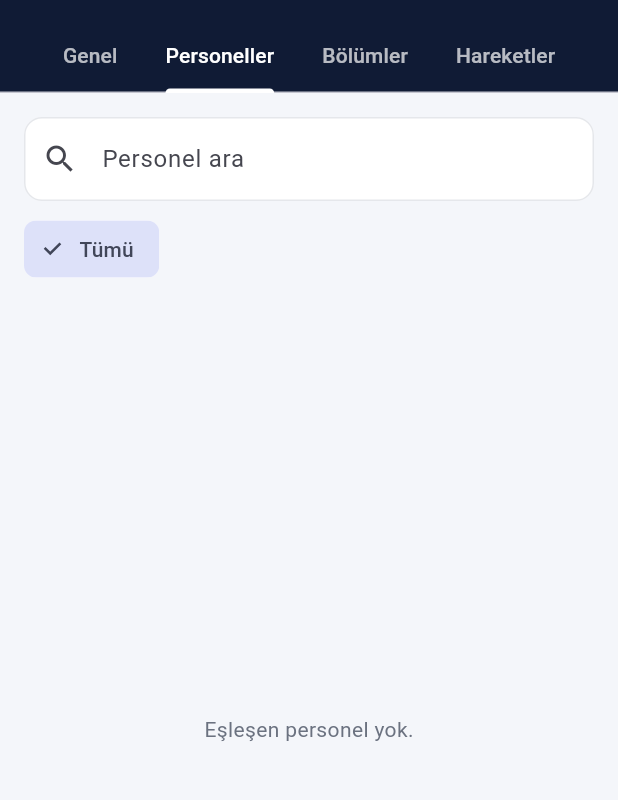
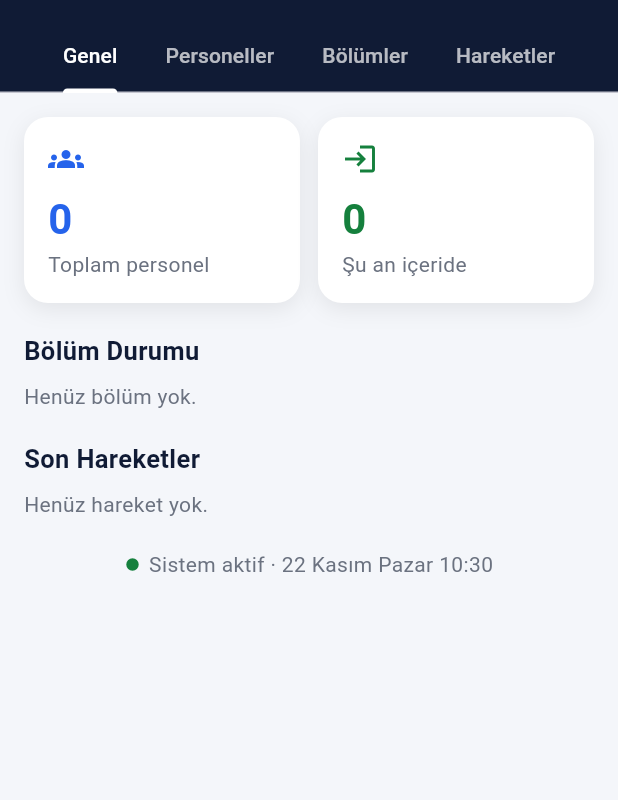
Before and after one commit to EgeArik/WorkFlow, a Flutter app: the YonetimEkrani screen opened directly, on a phone screen of 412 x 824 dp, the part 63-863 px from its top. Run offline on Flutter 3.47's test engine with Material 3 defaults, Android fonts, the phone set to English and light mode, and no system bars; our stand-ins replace cloud_firestore, firebase_auth, firebase_core, pdf, printing, qr_flutter; missing offline and left inert: mobile_scanner; accounts and stored records are empty.

Commit message:
Gün 6: Yönetim Genel (özet, bölüm durumu, son hareketler) ve Hareketler (personel, dönem filtresi, çalışma süresi), rapor planı düzenlendi.

```diff
--- /dev/null
+++ b/lib/ekranlar/yonetim/genel_ekrani.dart
@@ -0,0 +1,296 @@
+import 'dart:async';
+
+import 'package:flutter/material.dart';
+
+import '../../modeller/bolum.dart';
+import '../../modeller/hareket.dart';
+import '../../modeller/kullanici.dart';
+import '../../servisler/bolum_servisi.dart';
+import '../../servisler/veri_servisi.dart';
+import '../../tema.dart';
+import '../../widgetlar/hareket_zaman_cizelgesi.dart';
+import '../../widgetlar/rozet.dart';
+import '../../yardimcilar/zaman_bicimi.dart';
+
+// Yönetim > Genel: kurumun anlık özeti.
+// Toplam / içerideki personel, bölümlerdeki kişi sayıları (çubuklar), son hareketler.
+class GenelEkrani extends StatefulWidget {
+  const GenelEkrani({super.key});
+
+  @override
+  State<GenelEkrani> createState() => _GenelEkraniState();
+}
+
+class _GenelEkraniState extends State<GenelEkrani> {
+  late final Stream<List<Kullanici>> _kullaniciAkisi = VeriServisi()
+      .tumKullanicilarAkisi();
+  late final Stream<List<Bolum>> _bolumAkisi = BolumServisi().bolumlerAkisi();
+  late final Stream<List<Hareket>> _hareketAkisi = VeriServisi()
+      .sonHareketlerAkisi(adet: 10);
+
+  @override
+  Widget build(BuildContext context) {
+    return ListView(
+      padding: const EdgeInsets.all(16),
+      children: [
+        StreamBuilder<List<Kullanici>>(
+          stream: _kullaniciAkisi,
+          builder: (context, kullaniciSnap) {
+            if (kullaniciSnap.hasError) {
+              return const Text('Personeller yüklenemedi.');
+            }
+            if (!kullaniciSnap.hasData) {
+              return const Center(child: CircularProgressIndicator());
+            }
+            final kullanicilar = kullaniciSnap.data!;
+            final iceride = kullanicilar.where((k) => k.icerideMi).length;
+            return Column(
+              crossAxisAlignment: CrossAxisAlignment.stretch,
+              children: [
+                Row(
+                  children: [
+                    Expanded(
+                      child: _SayiKarti(
+                        baslik: 'Toplam personel',
+                        sayi: kullanicilar.length,
+                        renk: Renkler.mavi,
+                        ikon: Icons.groups,
+                      ),
+                    ),
+                    const SizedBox(width: 12),
+                    Expanded(
+                      child: _SayiKarti(
+                        baslik: 'Şu an içeride',
+                        sayi: iceride,
+                        renk: Renkler.basari,
+                        ikon: Icons.login,
+                      ),
+                    ),
+                  ],
+                ),
+                const SizedBox(height: 20),
+                const _BolumBasligi('Bölüm Durumu'),
+                StreamBuilder<List<Bolum>>(
+                  stream: _bolumAkisi,
+                  builder: (context, bolumSnap) => _bolumCubuklari(
+                    bolumSnap.data ?? const [],
+                    kullanicilar,
+                    iceride,
+                  ),
+                ),
+              ],
+            );
+          },
+        ),
+        const SizedBox(height: 20),
+        const _BolumBasligi('Son Hareketler'),
+        StreamBuilder<List<Hareket>>(
+          stream: _hareketAkisi,
+          builder: (context, snapshot) {
+            if (snapshot.hasError) return const Text('Hareketler yüklenemedi.');
+            final hareketler = snapshot.data ?? const <Hareket>[];
+            if (hareketler.isEmpty) {
+              return const Text(
+                'Henüz hareket yok.',
+                style: TextStyle(color: Renkler.griYazi),
+              );
+            }
+            return Container(
+              decoration: kartDekorasyonu(),
+              child: Column(
+                children: [for (final h in hareketler) _SonHareketSatiri(h)],
+              ),
+            );
+          },
+        ),
+        const SizedBox(height: 20),
+        const _SistemDurumu(),
+      ],
+    );
+  }
+
+  // Her aktif bölüm için yatay çubuk: çubuğun doluluğu = o bölümdeki kişi / içerideki herkes.
+  // Pasif bölümler, içinde hâlâ biri varsa gösterilir.
+  Widget _bolumCubuklari(
+    List<Bolum> bolumler,
+    List<Kullanici> kullanicilar,
+    int iceride,
+  ) {
+    final gosterilecek = <(Bolum, int)>[]; // (bölüm, kişi sayısı) çiftleri
+    for (final b in bolumler) {
+      final sayi = kullanicilar.where((k) => k.suAnkiBolumId == b.id).length;
+      if (b.aktif || sayi > 0) gosterilecek.add((b, sayi));
+    }
+    if (gosterilecek.isEmpty) {
+      return const Text(
+        'Henüz bölüm yok.',
+        style: TextStyle(color: Renkler.griYazi),
+      );
+    }
+    return Container(
+      padding: const EdgeInsets.all(16),
+      decoration: kartDekorasyonu(),
+      child: Column(
+        children: [
+          for (final (bolum, sayi) in gosterilecek)
+            Padding(
+              padding: const EdgeInsets.symmetric(vertical: 6),
+              child: Column(
+                crossAxisAlignment: CrossAxisAlignment.start,
+                children: [
+                  Row(
+                    children: [
+                      Expanded(
+                        child: Text(
+                          bolum.ad,
+                          style: const TextStyle(fontWeight: FontWeight.w600),
+                        ),
+                      ),
+                      Text('$sayi kişi'),
+                    ],
+                  ),
+                  const SizedBox(height: 6),
+                  // LinearProgressIndicator: 0 ile 1 arasındaki değeri yatay çubuk olarak çizer.
+                  ClipRRect(
+                    borderRadius: BorderRadius.circular(6),
+                    child: LinearProgressIndicator(
+                      value: iceride == 0 ? 0 : sayi / iceride,
+                      minHeight: 10,
+                      backgroundColor: Renkler.arkaPlan,
+                      color: Renkler.mavi,
+                    ),
+                  ),
+                ],
+              ),
+            ),
+        ],
+      ),
+    );
+  }
+}
+
+class _BolumBasligi extends StatelessWidget {
+  final String yazi;
+  const _BolumBasligi(this.yazi);
+
+  @override
+  Widget build(BuildContext context) {
+    return Padding(
+      padding: const EdgeInsets.only(bottom: 8),
+      child: Text(
+        yazi,
+        style: const TextStyle(
+          fontSize: 17,
+          fontWeight: FontWeight.bold,
+          color: Renkler.lacivert,
+        ),
+      ),
+    );
+  }
+}
+
+// "Toplam personel: 12" gibi büyük sayılı kart.
+class _SayiKarti extends StatelessWidget {
+  final String baslik;
+  final int sayi;
+  final Color renk;
+  final IconData ikon;
+
+  const _SayiKarti({
+    required this.baslik,
+    required this.sayi,
+    required this.renk,
+    required this.ikon,
+  });
+
+  @override
+  Widget build(BuildContext context) {
+    return Container(
+      padding: const EdgeInsets.all(16),
+      decoration: kartDekorasyonu(),
+      child: Column(
+        crossAxisAlignment: CrossAxisAlignment.start,
+        children: [
+          Icon(ikon, color: renk),
+          const SizedBox(height: 8),
+          Text(
+            '$sayi',
+            style: TextStyle(
+              fontSize: 28,
+              fontWeight: FontWeight.bold,
+              color: renk,
+            ),
+          ),
+          Text(baslik, style: const TextStyle(color: Renkler.griYazi)),
+        ],
+      ),
+    );
+  }
+}
+
+// Son hareketler listesindeki bir satır: saat, kişi, bölüm, tür rozeti.
+class _SonHareketSatiri extends StatelessWidget {
+  final Hareket hareket;
+  const _SonHareketSatiri(this.hareket);
+
+  @override
+  Widget build(BuildContext context) {
+    final zaman = hareket.zaman;
+    return ListTile(
+      leading: Text(
+        zaman == null ? '--:--' : kisaZamanYaz(zaman),
+        style: const TextStyle(fontWeight: FontWeight.w600),
+      ),
+      title: Text(hareket.kullaniciAdi),
+      subtitle: Text(hareket.bolumAdi),
+      trailing: Rozet(
+        yazi: hareket.turEtiketi,
+        renk: HareketZamanCizelgesi.turRengi(hareket),
+      ),
+    );
+  }
+}
+
+// En altta "Sistem aktif" ve canlı tarih-saat. Saat her 30 saniyede yenilenir.
+class _SistemDurumu extends StatefulWidget {
+  const _SistemDurumu();
+
+  @override
+  State<_SistemDurumu> createState() => _SistemDurumuState();
+}
+
+class _SistemDurumuState extends State<_SistemDurumu> {
+  Timer? _zamanlayici;
+
+  @override
+  void initState() {
+    super.initState();
+    _zamanlayici = Timer.periodic(
+      const Duration(seconds: 30),
+      (_) =>
+          setState(() {}), // sadece ekranı yeniden çizer; saat yeniden okunur
+    );
+  }
+
+  @override
+  void dispose() {
+    _zamanlayici?.cancel();
+    super.dispose();
+  }
+
+  @override
+  Widget build(BuildContext context) {
+    final simdi = DateTime.now();
+    return Row(
+      mainAxisAlignment: MainAxisAlignment.center,
+      children: [
+        const Icon(Icons.circle, size: 10, color: Renkler.basari),
+        const SizedBox(width: 6),
+        Text(
+          'Sistem aktif · ${gunBasligi(simdi)} ${saatYaz(simdi)}',
+          style: const TextStyle(color: Renkler.griYazi),
+        ),
+      ],
+    );
+  }
+}
--- a/lib/ekranlar/yonetim/yonetim_ekrani.dart
+++ b/lib/ekranlar/yonetim/yonetim_ekrani.dart
@@ -2,6 +2,8 @@ import 'package:flutter/material.dart';
 
 import '../../tema.dart';
 import 'bolumler_ekrani.dart';
+import 'genel_ekrani.dart';
+import 'hareketler_ekrani.dart';
 import 'personeller_ekrani.dart';
 
 // Yönetim sekmesi: 4 alt sekme (Genel, Personeller, Bölümler, Hareketler).
@@ -14,7 +16,6 @@ class YonetimEkrani extends StatelessWidget {
   Widget build(BuildContext context) {
     return DefaultTabController(
       length: 4,
-      initialIndex: 1, // Gün 5'te hazır olan ilk sekme: Personeller
       child: Scaffold(
         appBar: AppBar(
           title: const Text('Yönetim'),
@@ -38,28 +39,13 @@ class YonetimEkrani extends StatelessWidget {
         ),
         body: const TabBarView(
           children: [
-            _Yakinda(),
+            GenelEkrani(),
             PersonellerEkrani(),
             BolumlerEkrani(),
-            _Yakinda(),
+            HareketlerEkrani(),
           ],
         ),
       ),
     );
   }
 }
-
-// Henüz yapılmamış alt sekmeler için geçici yazı.
-class _Yakinda extends StatelessWidget {
-  const _Yakinda();
-
-  @override
-  Widget build(BuildContext context) {
-    return const Center(
-      child: Text(
-        "Gün 6'da eklenecek",
-        style: TextStyle(color: Renkler.griYazi, fontSize: 16),
-      ),
-    );
-  }
-}
--- a/lib/main.dart
+++ b/lib/main.dart
@@ -1,6 +1,7 @@
 import 'package:firebase_auth/firebase_auth.dart';
 import 'package:firebase_core/firebase_core.dart';
 import 'package:flutter/material.dart';
+import 'package:flutter_localizations/flutter_localizations.dart';
 
 import 'ekranlar/ana_iskelet.dart';
 import 'ekranlar/giris_ekrani.dart';
@@ -32,6 +33,10 @@ class WorkFlowApp extends StatelessWidget {
       title: 'WorkFlow',
       debugShowCheckedModeBanner: false, // sağ üstteki "DEBUG" şeridini gizler
       theme: uygulamaTemasi(),
+      // Uygulama dili Türkçe: tarih seçici, "İptal/Tamam" gibi hazır yazılar Türkçe görünür.
+      locale: const Locale('tr'),
+      supportedLocales: const [Locale('tr')],
+      localizationsDelegates: GlobalMaterialLocalizations.delegates,
       home: const OturumKapisi(),
     );
   }
--- /dev/null
+++ b/lib/yardimcilar/calisma_suresi.dart
@@ -0,0 +1,42 @@
+import '../modeller/hareket.dart';
+
+// Bir dönemdeki toplam çalışma süresi = her "giriş" ile ondan sonraki "çıkış" arasındaki
+// sürelerin toplamı. Bölüm değiştirmek (geçiş) süreyi bölmez: eski bölümden çıkış ve
+// yeni bölüme giriş aynı anda olduğu için arada boşluk kalmaz.
+//
+// donemBitis: seçilen dönemin sonu (ör. "Dün" için bugün 00:00).
+Duration toplamCalismaSuresi(
+  List<Hareket> hareketler, {
+  required DateTime donemBitis,
+}) {
+  // Zamanı henüz gelmemiş (sunucuya yeni yazılan) kayıtları atla, eskiden yeniye sırala.
+  // Aynı anda olan kayıtlarda (geçiş) önce çıkış, sonra giriş gelsin; yoksa hesap karışır.
+  final sirali = hareketler.where((h) => h.zaman != null).toList()
+    ..sort((a, b) {
+      final fark = a.zaman!.compareTo(b.zaman!);
+      if (fark != 0) return fark;
+      return (a.girisMi ? 1 : 0) - (b.girisMi ? 1 : 0); // çıkış önce
+    });
+
+  var toplam = Duration.zero;
+  DateTime? acikGiris; // henüz çıkışı görülmemiş giriş zamanı
+  for (final h in sirali) {
+    if (h.girisMi) {
+      acikGiris = h.zaman;
+    } else if (acikGiris != null) {
+      toplam += h.zaman!.difference(acikGiris);
+      acikGiris = null;
+    }
+    // Girişi listede olmayan çıkış SAYILMAZ: ne zaman girildiği bilinmiyor.
+    // (İlk denemede dönemin başından, 00:00'dan sayılıyordu; konsoldan elle yazılan
+    // test girişi yüzünden 17 saatlik hatalı süre çıktı.) Bedeli: gece yarısını geçen
+    // mesaide (23:00 giriş, 01:00 çıkış) "Bugün" filtresinde 00:00-01:00 arası sayılmaz.
+  }
+  // Son girişin çıkışı yoksa kişi hâlâ içeride: şu ana (veya dönem sonuna) kadar say.
+  if (acikGiris != null) {
+    final simdi = DateTime.now();
+    final son = simdi.isBefore(donemBitis) ? simdi : donemBitis;
+    if (son.isAfter(acikGiris)) toplam += son.difference(acikGiris);
+  }
+  return toplam;
+}
--- a/pubspec.yaml
+++ b/pubspec.yaml
@@ -29,6 +29,9 @@ environment:
 # versions available, run `flutter pub outdated`.
 dependencies:
   flutter:
+    sdk: flutter
+  # Türkçe tarih seçici ve "İptal/Tamam" gibi hazır yazılar için (Flutter ile birlikte gelir)
+  flutter_localizations:
     sdk: flutter
 
   # The following adds the Cupertino Icons font to your application.
```
Also changed, not shown: lib/ekranlar/yonetim/hareketler_ekrani.dart (added, +221 -0 lines), lib/servisler/veri_servisi.dart (+12 -3 lines), docs/ekran-goruntuleri/gun6-genel.png (added), docs/ekran-goruntuleri/gun6-hareketler.png (added), pubspec.lock, 2 other files.
